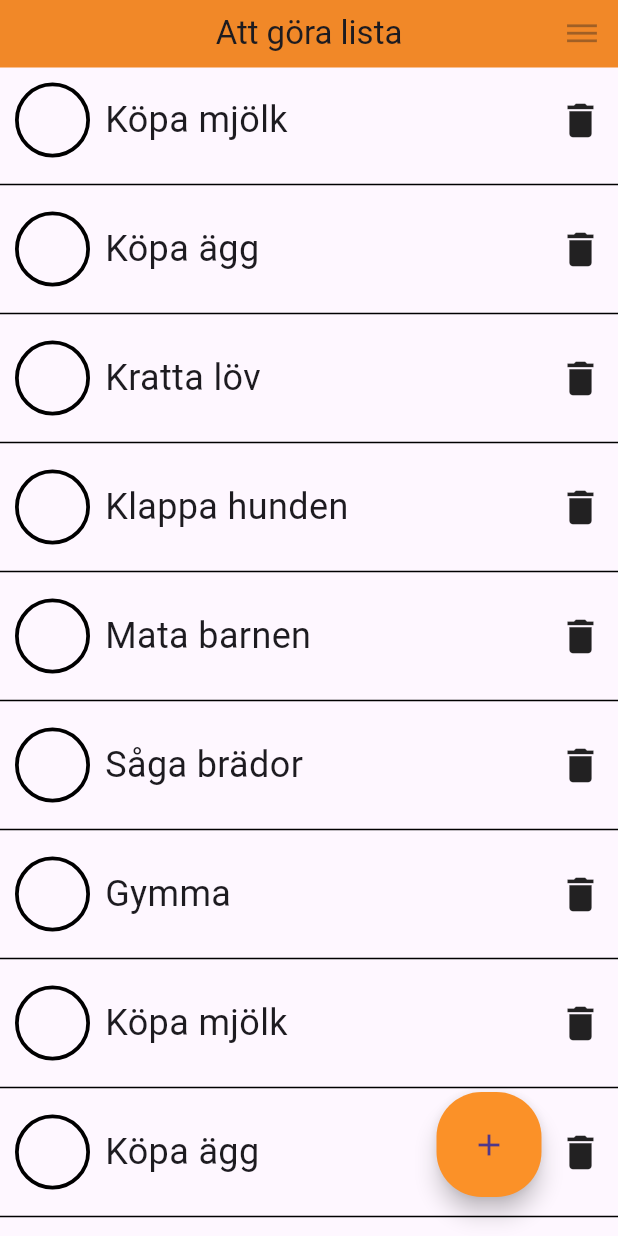
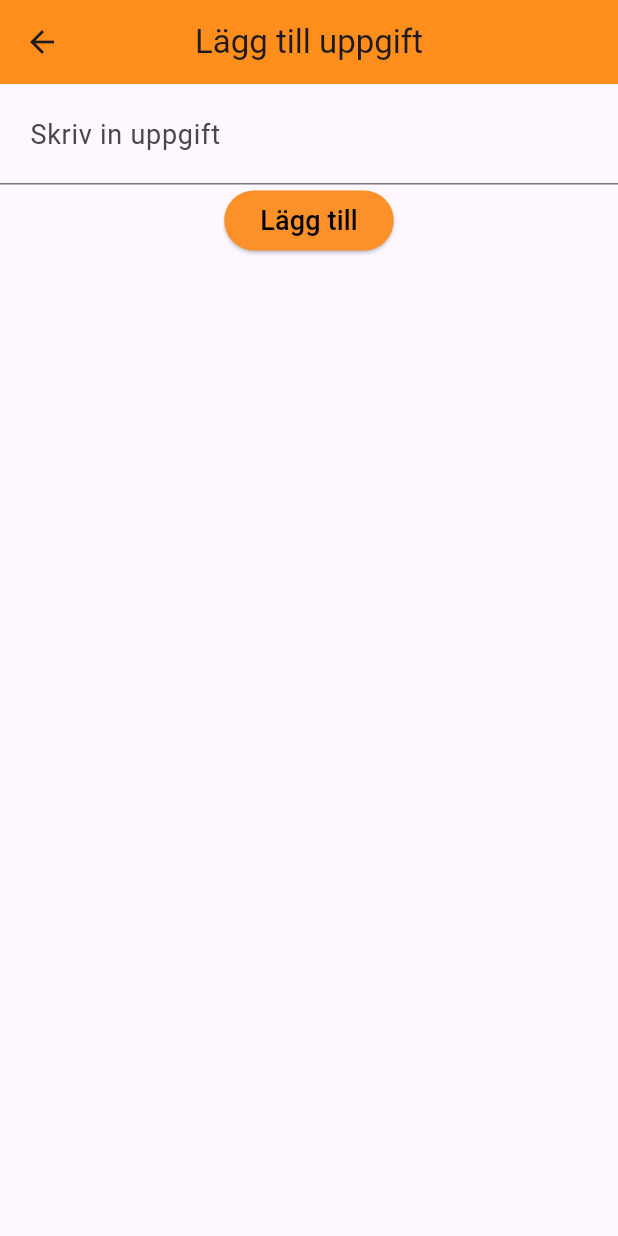
Before and after one commit to gu-tig333-ht24/gussanhaq, a Flutter app: the screen it shows after launch, after a tap on the "add" icon, on a phone screen of 412 x 824 dp. Run offline on Flutter 3.47's test engine with Material 3 defaults, Android fonts, the phone set to English and light mode, and no system bars.

Commit message:
Göra provider

```diff
--- a/lib/main.dart
+++ b/lib/main.dart
@@ -19,9 +19,14 @@ class Task {
   Task(this.task);
 }
 
-class HomePage extends StatelessWidget {
+class HomePage extends StatefulWidget {
   const HomePage({super.key});
 
+  @override
+  State<HomePage> createState() => _HomePageState();
+}
+
+class _HomePageState extends State<HomePage> {
   @override
   Widget build(BuildContext context) {
     List<Task> task = [
@@ -32,32 +37,38 @@ class HomePage extends StatelessWidget {
       Task('Mata barnen'),
       Task('Såga brädor'),
       Task("Gymma"),
-      Task('Köpa mjölk'),
-      Task('Köpa ägg'),
-      Task('Kratta löv'),
-      Task('Klappa hunden'),
-      Task('Mata barnen'),
-      Task('Såga brädor'),
-      Task("Gymma"),
-      Task('Köpa mjölk'),
     ];
     return Scaffold(
       appBar: AppBar(
         title: const Text('Att göra lista'),
         centerTitle: true,
-          actions: [IconButton(icon: Icon(Icons.dehaze), onPressed: null)],
+        actions: [IconButton(icon: Icon(Icons.dehaze), onPressed: () {})],
         backgroundColor: const Color.fromARGB(255, 255, 142, 28),
         elevation: 4,
         toolbarHeight: 45,
       ),
-        body: ListView.separated(
+      body: ListView.builder(
         itemCount: task.length,
-          separatorBuilder: (context, index) => const Divider(
+        itemBuilder: (context, index) {
+          if (index == task.length) {
+            return Divider(
               color: Colors.black,
-            thickness: 1,
+              thickness: 1.5,
+              indent: 20,
+              endIndent: 20,
+            );
+          }
+          return Column(
+            children: [
+              TaskItem(task[index].task),
+              Divider(
+                color: Colors.black,
+                thickness: 1.5,
+                indent: 20,
+                endIndent: 20,
               ),
-          itemBuilder: (context, index) {
-            return TaskItem(task[index].task);
+            ],
+          );
         },
       ),
       floatingActionButtonLocation: FloatingActionButtonLocation.endFloat,
@@ -68,7 +79,10 @@ class HomePage extends StatelessWidget {
           height: 70,
           child: FloatingActionButton(
             onPressed: () {
-                  //Framtida logik
+              Navigator.push(
+                context,
+                MaterialPageRoute(builder: (context) => const AddTaskPage()),
+              );
             },
             shape: RoundedRectangleBorder(
               borderRadius: BorderRadius.circular(30),
@@ -76,47 +90,89 @@ class HomePage extends StatelessWidget {
             backgroundColor: const Color.fromARGB(255, 251, 145, 40),
             child: Icon(Icons.add),
           ),
-            )));
+        ),
+      ),
+    );
   }
 }
 
-class TaskItem extends StatelessWidget {
+class TaskItem extends StatefulWidget {
   final String task;
   TaskItem(this.task, {super.key});
 
+  @override
+  State<TaskItem> createState() => _TaskItemState();
+}
+
+class _TaskItemState extends State<TaskItem> {
   @override
   Widget build(BuildContext context) {
     return Row(
       children: [
         Padding(
-          padding: const EdgeInsets.all(10),
-          child: Container(
-            width: 50,
-            height: 50,
-            decoration: BoxDecoration(
-              color: Colors.transparent,
-              borderRadius: BorderRadius.circular(30),
-              border: Border.all(
-                color: Colors.black,
-                width: 2.5,
-              ),
-            ),
+          padding: const EdgeInsets.all(5),
+          child: IconButton(
+            onPressed: () {},
+            icon: Icon(Icons.check_box_outline_blank),
+            iconSize: 40,
           ),
         ),
         Expanded(
           child: Text(
-            task,
+            widget.task,
             style: const TextStyle(fontSize: 24),
           ),
         ),
-        Padding(
-          padding: const EdgeInsets.only(right: 10),
-          child: const Icon(
-            Icons.delete,
-            size: 30,
+        IconButton(
+          onPressed: () {},
+          icon: Icon(Icons.delete),
+          color: (Colors.black),
+          iconSize: 33,
+        ),
+      ],
+    );
+  }
+}
+
+class AddTaskPage extends StatefulWidget {
+  const AddTaskPage({super.key});
+
+  @override
+  State<AddTaskPage> createState() => _AddTaskPageState();
+}
+
+class _AddTaskPageState extends State<AddTaskPage> {
+  @override
+  Widget build(BuildContext context) {
+    return Scaffold(
+      appBar: AppBar(
+        title: const Text('Lägg till uppgift'),
+        centerTitle: true,
+        backgroundColor: const Color.fromARGB(255, 255, 142, 28),
+      ),
+      body: Column(
+        children: [
+          TextField(
+            decoration: const InputDecoration(
+              hintText: 'Skriv in uppgift',
+              hintStyle: TextStyle(fontSize: 18),
+              contentPadding: EdgeInsets.all(20),
             ),
           ),
+          ElevatedButton(
+            style: ButtonStyle(
+              backgroundColor: WidgetStateProperty.all<Color>(
+                const Color.fromARGB(255, 251, 145, 40),
+              ),
+            ),
+            onPressed: () {
+              Navigator.pop(context);
+            },
+            child: const Text('Lägg till',
+                style: TextStyle(fontSize: 18, color: Colors.black)),
+          ),
         ],
+      ),
     );
   }
 }
```
Lines whose indentation alone changed are shown as unchanged.
